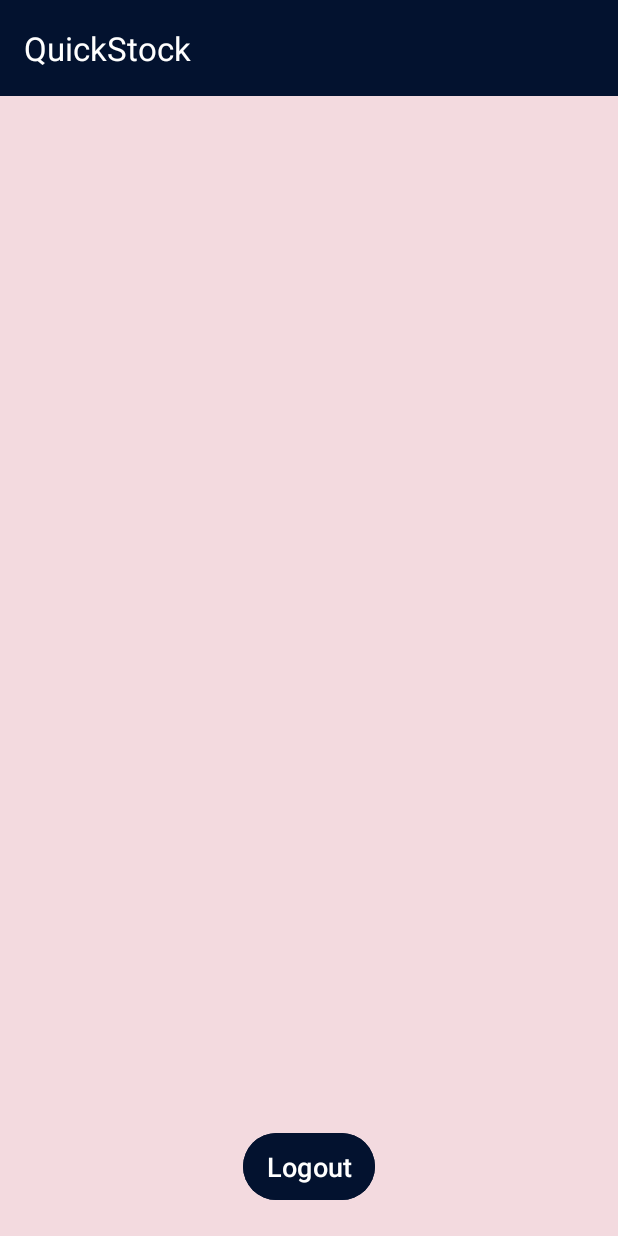
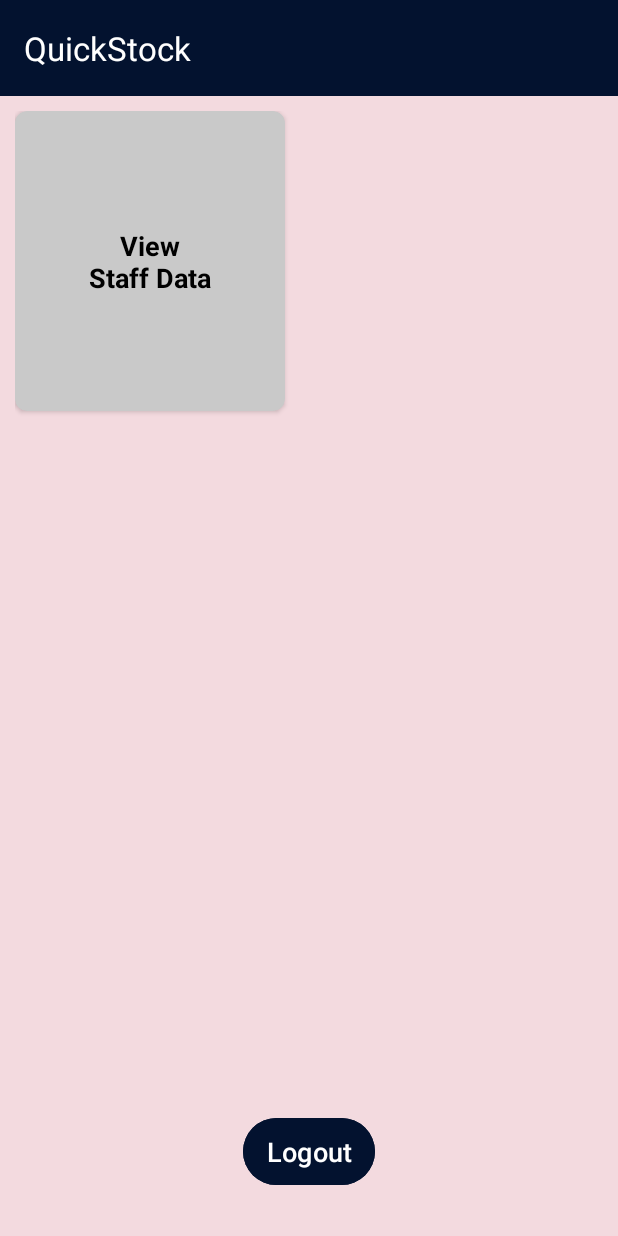
Before and after one commit to binoydipu/quick-stock-app, an Android app: the screen it shows after launch once a user with an empty profile is signed in (HomeActivity), on a phone screen of 412 x 824 dp. Run offline under Robolectric (Android 15) with nearby library versions, the light colour scheme and no system bars; our stand-ins replace Firebase (no records; nobody signed in at launch, a user with empty details on screens opened directly).

Commit message:
added staff list

```diff
--- a/app/src/main/java/com/binoydipu/quickstock/HomeActivity.java
+++ /dev/null
@@ -1,54 +0,0 @@
-package com.binoydipu.quickstock;
-
-import android.content.Intent;
-import android.os.Bundle;
-import android.widget.Button;
-import android.widget.Toast;
-
-import androidx.appcompat.app.AppCompatActivity;
-import androidx.appcompat.widget.Toolbar;
-
-import com.binoydipu.quickstock.services.auth.FirebaseAuthProvider;
-
-public class HomeActivity extends AppCompatActivity {
-
-    private Button btnLogout;
-
-    FirebaseAuthProvider authProvider;
-
-    @Override
-    protected void onCreate(Bundle savedInstanceState) {
-        super.onCreate(savedInstanceState);
-        setContentView(R.layout.activity_home);
-
-        Toolbar toolbar = findViewById(R.id.toolbar);
-        setSupportActionBar(toolbar);
-//        Objects.requireNonNull(getSupportActionBar()).setDisplayHomeAsUpEnabled(true);
-//        toolbar.setNavigationOnClickListener(v -> {
-//            startActivity(new Intent(UpdateProductActivity.this, AdminPanelActivity.class));
-//            finish();
-//        });
-
-        btnLogout = findViewById(R.id.logout_btn);
-        authProvider = FirebaseAuthProvider.getInstance();
-
-        if(!authProvider.isUserLoggedIn()) {
-            Intent intent = new Intent(HomeActivity.this, LoginActivity.class);
-            startActivity(intent);
-            finish();
-        } else {
-            Toast.makeText(this, "Welcome back", Toast.LENGTH_SHORT).show();
-        }
-
-        btnLogout.setOnClickListener(v -> {
-            if(authProvider.logOut()) {
-                Toast.makeText(this, "Successfully Logged Out", Toast.LENGTH_SHORT).show();
-                Intent intent = new Intent(HomeActivity.this, LoginActivity.class);
-                startActivity(intent);
-                finish();
-            } else {
-                Toast.makeText(this, "Could Not Logout User", Toast.LENGTH_SHORT).show();
-            }
-        });
-    }
-}
--- a/app/src/main/java/com/binoydipu/quickstock/MainActivity.java
+++ b/app/src/main/java/com/binoydipu/quickstock/MainActivity.java
@@ -5,6 +5,8 @@ import android.os.Bundle;
 import android.os.Handler;
 
 import androidx.appcompat.app.AppCompatActivity;
+
+import com.binoydipu.quickstock.views.LoginActivity;
 
 public class MainActivity extends AppCompatActivity {
 
--- a/app/src/main/java/com/binoydipu/quickstock/constants/ConstantValues.java
+++ b/app/src/main/java/com/binoydipu/quickstock/constants/ConstantValues.java
@@ -4,8 +4,8 @@ public class ConstantValues {
     public static final String ON_LOGIN_SUCCESSFUL = "successful";
     public static final String ON_LOGIN_PENDING_EMAIL_VERIFICATION = "pendingEmailVerification";
     public static final String ON_LOGIN_FAILURE = "failed";
-    public static final String ON_USER_CREATED = "userCreated";
     public static final String ON_USER_CREATION_FAILURE = "userCreationFailed";
+    public static final String ADMIN_EMAIL = "admin@quickstock.com";
 
     public ConstantValues() {}
 }
--- a/app/src/main/java/com/binoydipu/quickstock/services/auth/FirebaseAuthProvider.java
+++ b/app/src/main/java/com/binoydipu/quickstock/services/auth/FirebaseAuthProvider.java
@@ -1,5 +1,6 @@
 package com.binoydipu.quickstock.services.auth;
 
+import static com.binoydipu.quickstock.constants.ConstantValues.ADMIN_EMAIL;
 import static com.binoydipu.quickstock.constants.ConstantValues.ON_LOGIN_FAILURE;
 import static com.binoydipu.quickstock.constants.ConstantValues.ON_LOGIN_PENDING_EMAIL_VERIFICATION;
 import static com.binoydipu.quickstock.constants.ConstantValues.ON_LOGIN_SUCCESSFUL;
@@ -38,6 +39,11 @@ public class FirebaseAuthProvider {
         return instance;
     }
 
+    public String getCurrentUserEmail() {
+        assert mAuth.getCurrentUser() != null;
+        return mAuth.getCurrentUser().getEmail();
+    }
+
     public boolean isUserLoggedIn() {
         return mAuth.getCurrentUser() != null;
     }
@@ -56,26 +62,6 @@ public class FirebaseAuthProvider {
         Log.d(TAG, "logOut:success");
         return true;
     }
-
-//    public AuthUser getCurrentUser() {
-//        FirebaseUser user = mAuth.getCurrentUser();
-//        if(user == null) {
-//            return null;
-//        }
-//        AuthUser userInfo = new AuthUser();
-//        firestore.collection("users").whereEqualTo("userId", user.getUid()).get()
-//                .addOnCompleteListener(task -> {
-//                    if(task.isSuccessful() && !task.getResult().isEmpty()) {
-//                        DocumentSnapshot snapshot = task.getResult().getDocuments().get(1);
-//                        String email = Objects.requireNonNull(snapshot.get("userEmail")).toString();
-//                    }
-//                })
-//                .addOnFailureListener(e -> {
-//
-//                });
-//        // TODO: Complete the Get Current User Method
-//        return userInfo;
-//    }
 
     public void createUser(Context context, String email, String password, OnUserCreationListener listener) {
         mAuth.createUserWithEmailAndPassword(email, password)
@@ -106,7 +92,7 @@ public class FirebaseAuthProvider {
                     if(task.isSuccessful()) {
                         Log.d(TAG, "logIn:success");
                         FirebaseUser user = mAuth.getCurrentUser();
-                        if(user != null && user.isEmailVerified()) {
+                        if(user != null && (user.isEmailVerified() || email.equals(ADMIN_EMAIL))) {
                             Toast.makeText(context, "Login Success!", Toast.LENGTH_SHORT).show();
                             listener.onLoginSuccess(ON_LOGIN_SUCCESSFUL); // successful
                         } else {
--- /dev/null
+++ b/app/src/main/java/com/binoydipu/quickstock/views/HomeActivity.java
@@ -0,0 +1,77 @@
+package com.binoydipu.quickstock.views;
+
+import static com.binoydipu.quickstock.constants.ConstantValues.ADMIN_EMAIL;
+
+import android.content.Intent;
+import android.graphics.Color;
+import android.os.Bundle;
+import android.util.Log;
+import android.widget.Button;
+import android.widget.Toast;
+
+import androidx.appcompat.app.AppCompatActivity;
+import androidx.appcompat.widget.Toolbar;
+import androidx.cardview.widget.CardView;
+
+import com.binoydipu.quickstock.R;
+import com.binoydipu.quickstock.services.auth.FirebaseAuthProvider;
+
+import java.util.Objects;
+
+public class HomeActivity extends AppCompatActivity {
+
+    private Button btnLogout;
+    private CardView cvStaffData;
+
+    private FirebaseAuthProvider authProvider;
+
+    @Override
+    protected void onCreate(Bundle savedInstanceState) {
+        super.onCreate(savedInstanceState);
+        setContentView(R.layout.activity_home);
+
+        Toolbar toolbar = findViewById(R.id.toolbar);
+        setSupportActionBar(toolbar);
+
+        btnLogout = findViewById(R.id.logout_btn);
+        cvStaffData = findViewById(R.id.view_staff_data_cv);
+        authProvider = FirebaseAuthProvider.getInstance();
+
+        checkIfLoggedIn();
+        adjustLayout();
+
+        cvStaffData.setOnClickListener(v -> {
+            Intent intent = new Intent(HomeActivity.this, StaffListActivity.class);
+            startActivity(intent);
+        });
+
+        btnLogout.setOnClickListener(v -> {
+            if(authProvider.logOut()) {
+                Toast.makeText(this, "Successfully Logged out", Toast.LENGTH_SHORT).show();
+                Intent intent = new Intent(HomeActivity.this, LoginActivity.class);
+                startActivity(intent);
+                finish();
+            } else {
+                Toast.makeText(this, "Could Not Logout User", Toast.LENGTH_SHORT).show();
+            }
+        });
+    }
+
+    private void checkIfLoggedIn() {
+        if(!authProvider.isUserLoggedIn()) {
+            Intent intent = new Intent(HomeActivity.this, LoginActivity.class);
+            startActivity(intent);
+            finish();
+        } else {
+            Log.d("HomeActivity", "Current user: " + authProvider.getCurrentUserEmail());
+        }
+    }
+
+    // Some options are unavailable to staff, so filter those
+    private void adjustLayout() {
+        if(!authProvider.getCurrentUserEmail().equals(ADMIN_EMAIL)) {
+            cvStaffData.setCardBackgroundColor(getResources().getColor(R.color.gray, getTheme()));
+            cvStaffData.setEnabled(false);
+        }
+    }
+}
--- a/app/src/main/res/layout/activity_home.xml
+++ b/app/src/main/res/layout/activity_home.xml
@@ -6,7 +6,7 @@
     android:layout_width="match_parent"
     android:layout_height="match_parent"
     android:background="@color/softRed"
-    tools:context=".HomeActivity">
+    tools:context=".views.HomeActivity">
 
     <androidx.appcompat.widget.Toolbar
         android:id="@+id/toolbar"
@@ -20,6 +20,47 @@
         app:title="QuickStock"
         app:titleTextColor="@android:color/white">
     </androidx.appcompat.widget.Toolbar>
+
+    <androidx.constraintlayout.widget.ConstraintLayout
+        android:layout_width="match_parent"
+        android:layout_height="0dp"
+        android:padding="10dp"
+        app:layout_constraintBottom_toBottomOf="parent"
+        app:layout_constraintEnd_toEndOf="parent"
+        app:layout_constraintStart_toStartOf="parent"
+        app:layout_constraintTop_toBottomOf="@+id/toolbar"
+        app:layout_constraintVertical_weight="1">
+
+        <androidx.cardview.widget.CardView
+            android:id="@+id/view_staff_data_cv"
+            android:layout_width="180dp"
+            android:layout_height="200dp"
+            android:elevation="5dp"
+            app:cardCornerRadius="8dp"
+            app:layout_constraintStart_toStartOf="parent"
+            app:layout_constraintTop_toTopOf="parent">
+
+            <androidx.constraintlayout.widget.ConstraintLayout
+                android:layout_width="match_parent"
+                android:layout_height="match_parent"
+                >
+
+                <TextView
+                    android:layout_width="wrap_content"
+                    android:layout_height="wrap_content"
+                    android:text="View\nStaff Data"
+                    android:textAlignment="center"
+                    android:textColor="@color/black"
+                    android:textSize="18dp"
+                    android:textStyle="bold"
+                    app:layout_constraintBottom_toBottomOf="parent"
+                    app:layout_constraintEnd_toEndOf="parent"
+                    app:layout_constraintStart_toStartOf="parent"
+                    app:layout_constraintTop_toTopOf="parent" />
+
+            </androidx.constraintlayout.widget.ConstraintLayout>
+
+        </androidx.cardview.widget.CardView>
 
         <Button
             android:id="@+id/logout_btn"
@@ -36,3 +77,5 @@
             app:layout_constraintStart_toStartOf="parent" />
 
     </androidx.constraintlayout.widget.ConstraintLayout>
+
+</androidx.constraintlayout.widget.ConstraintLayout>
--- a/app/src/main/res/layout/activity_login.xml
+++ b/app/src/main/res/layout/activity_login.xml
@@ -8,7 +8,7 @@
     android:padding="20dp"
     android:gravity="center"
     android:background="@color/softRed"
-    tools:context=".LoginActivity">
+    tools:context=".views.LoginActivity">
 
     <ScrollView
         android:layout_width="match_parent"
--- a/app/src/main/res/layout/activity_register.xml
+++ b/app/src/main/res/layout/activity_register.xml
@@ -8,7 +8,7 @@
     android:padding="20dp"
     android:gravity="center"
     android:background="@color/softRed"
-    tools:context=".RegisterActivity">
+    tools:context=".views.RegisterActivity">
 
     <ScrollView
         android:layout_width="match_parent"
--- a/app/src/main/res/values/colors.xml
+++ b/app/src/main/res/values/colors.xml
@@ -2,6 +2,7 @@
 <resources>
     <color name="black">#FF000000</color>
     <color name="white">#FFFFFFFF</color>
+    <color name="gray">#C9C9C9</color>
 
     <color name="deepBlue">#FF03122F</color>
     <color name="blue">#FF19305C</color>
```
Also changed, not shown: app/src/main/AndroidManifest.xml (+7 -3 lines), app/src/main/java/com/binoydipu/quickstock/helper/adapter/StaffListAdapter.java (added, +76 -0 lines), app/src/main/java/com/binoydipu/quickstock/services/cloud/CloudStorageConstants.java (added, +13 -0 lines), app/src/main/java/com/binoydipu/quickstock/services/cloud/FirebaseCloudStorage.java (+53 -1 lines), app/src/main/java/com/binoydipu/quickstock/views/LoginActivity.java (renamed from app/src/main/java/com/binoydipu/quickstock/LoginActivity.java, +28 -3 lines), app/src/main/java/com/binoydipu/quickstock/views/RegisterActivity.java (renamed from app/src/main/java/com/binoydipu/quickstock/RegisterActivity.java, +6 -3 lines), app/src/main/java/com/binoydipu/quickstock/views/StaffListActivity.java (added, +85 -0 lines), app/src/main/res/layout/activity_staff_list.xml (added, +108 -0 lines), app/src/main/res/layout/user_model.xml (added, +72 -0 lines). Lines whose indentation alone changed are shown as unchanged.
